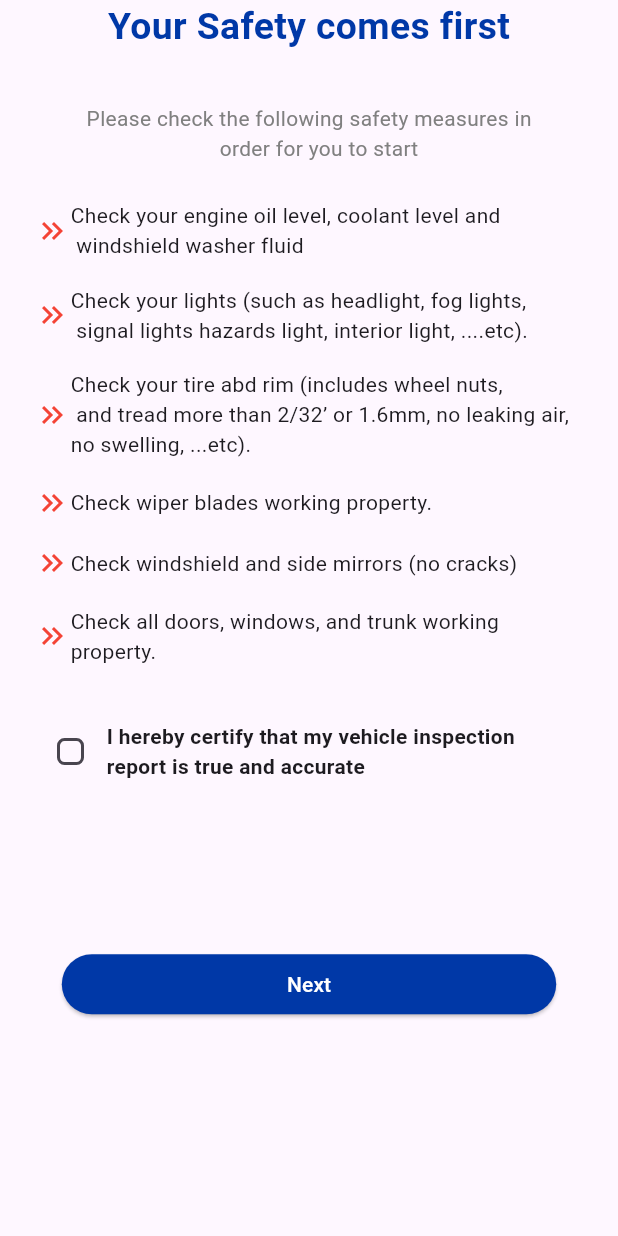
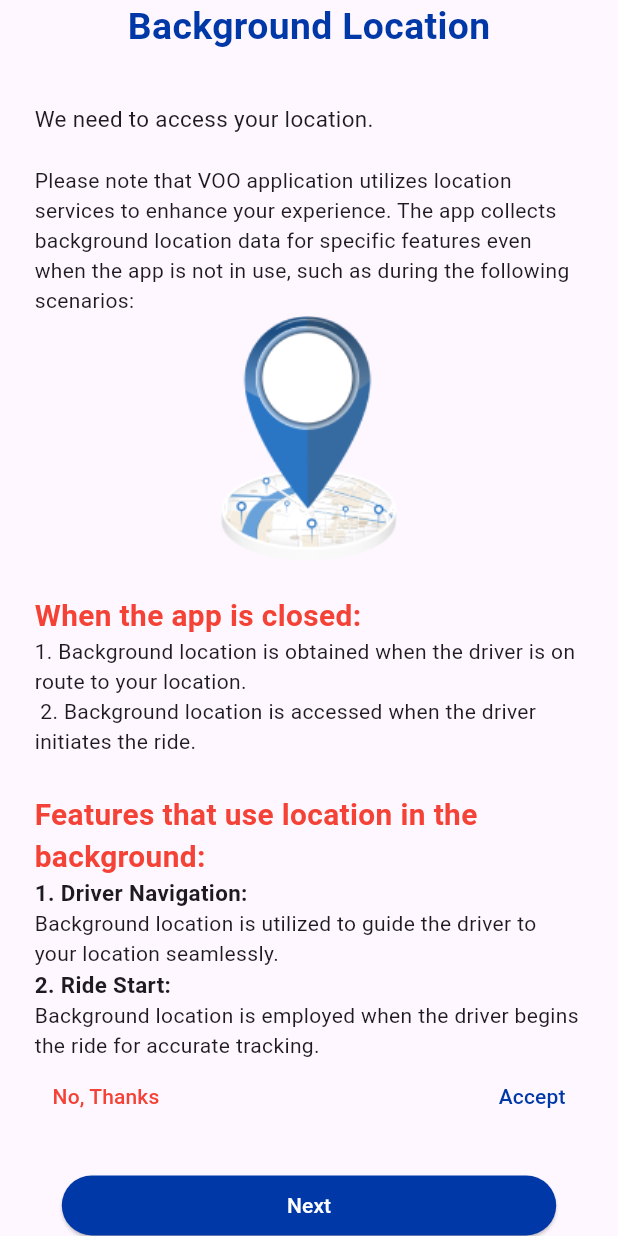
Before and after one commit to michaelSameh111/voo_app, a Flutter app: the screen it shows after launch, on a phone screen of 412 x 824 dp. Run offline on Flutter 3.47's test engine with Material 3 defaults, Android fonts, the phone set to English and light mode, and no system bars; our stand-ins replace dotted_border, dropdown_button2, flutter_sizer, pinput; missing offline and left inert: dart:ffi.

Commit message:
till enable location access screen

```diff
--- a/lib/main.dart
+++ b/lib/main.dart
@@ -17,7 +17,7 @@ import 'package:voo_app/view/pages/check_info_screen.dart';
 import 'package:voo_app/view/pages/get_your_code_screen.dart';
 import 'package:voo_app/view/pages/splash_screen.dart';
 import 'package:voo_app/view/pages/splash_screen.dart';
-
+import 'view/pages/background_location_screen.dart';
 import 'view/pages/your_safety_come_first_screen.dart';
 
 
@@ -33,7 +33,7 @@ class MyApp extends StatelessWidget {
     return FlutterSizer(
       builder: (BuildContext, Orientation, ScreenType) {
         return MaterialApp(
-          home: YourSafetyComeFirstScreen(),
+          home: BackgroundLocationScreen(),
           debugShowCheckedModeBanner: false,
         );
       },
--- /dev/null
+++ b/lib/view/pages/background_location_screen.dart
@@ -0,0 +1,110 @@
+import 'package:flutter/material.dart';
+import 'package:flutter_sizer/flutter_sizer.dart';
+import 'package:voo_app/view/pages/enable_location_access_screen.dart';
+import 'package:voo_app/view/widgets/main_elevated_button.dart';
+
+class BackgroundLocationScreen extends StatelessWidget {
+  @override
+  Widget build(BuildContext context) {
+    return Scaffold(
+      body: SingleChildScrollView(
+        child: SafeArea(
+          child: Center(
+            child: Padding(
+              padding: EdgeInsets.symmetric(horizontal: 23),
+              child: Column(
+                crossAxisAlignment: CrossAxisAlignment.stretch,
+                children: [
+                  Center(
+                    child: Text(
+                      'Background Location',
+                      style: TextStyle(
+                          fontSize: 25.dp,
+                          fontWeight: FontWeight.bold,
+                          color: Color(0xff0038A7)),
+                    ),
+                  ),
+                  SizedBox(
+                    height: 4.h,
+                  ),
+                  Text(
+                    'We need to access your location.',
+                    style: TextStyle(fontSize: 15.dp),
+                  ),
+                  SizedBox(
+                    height: 2.5.h,
+                  ),
+                  Text('Please note that VOO application utilizes location '
+                      'services to enhance your experience. '
+                      'The app collects background location data for'
+                      ' specific features even when the app is not in use,'
+                      ' such as during the following scenarios:'),
+                  Center(
+                      child: Image(
+                          image: AssetImage(
+                              'assets/images/background_location_image.png'))),
+                  SizedBox(
+                    height: 2.5.h,
+                  ),
+                  Text(
+                    'When the app is closed:',
+                    style: TextStyle(
+                        fontSize: 20.dp,
+                        fontWeight: FontWeight.bold,
+                        color: Colors.red),
+                  ),
+                  Text('1. Background location is obtained when the driver is'
+                      ' on route to your location.\n '
+                      '2. Background location is accessed when the driver '
+                      'initiates the ride.'),
+                  SizedBox(
+                    height: 3.h,
+                  ),
+                  Text(
+                    'Features that use location in the background:',
+                    style: TextStyle(
+                        fontSize: 20.dp,
+                        fontWeight: FontWeight.bold,
+                        color: Colors.red),
+                  ),
+                  Text(
+                    '1. Driver Navigation:',
+                    style:
+                        TextStyle(fontWeight: FontWeight.bold, fontSize: 15.dp),
+                  ),
+                  Text('Background location is utilized to guide the driver'
+                      ' to your location seamlessly.'),
+                  Text(
+                    '2. Ride Start:',
+                    style:
+                    TextStyle(fontWeight: FontWeight.bold, fontSize: 15.dp),
+                  ),
+                  Text('Background location is employed when the driver '
+                      'begins the ride for accurate tracking.'),
+                  Row(
+                    children: [
+                      TextButton(onPressed: (){},
+                          child: Text('No, Thanks',
+                            style: TextStyle(color: Colors.red),)),
+                      Spacer(),
+                      TextButton(onPressed: (){},
+                          child: Text('Accept',
+                            style: TextStyle(color: Color(0xff0038A7)),)),
+                    ],
+                  ),
+                  SizedBox(height: 3.h,),
+                  Center(
+                    child: MainElevatedButton(nextScreen: EnableLocationAccessScreen(),
+                        text: 'Next',
+                        backgroundColor: Color(0xff0038A7)),
+                  ),
+                  SizedBox(height: 3.h,),
+                ],
+              ),
+            ),
+          ),
+        ),
+      ),
+    );
+  }
+}
--- /dev/null
+++ b/lib/view/pages/enable_location_access_screen.dart
@@ -0,0 +1,36 @@
+import 'package:flutter/material.dart';
+import 'package:flutter_sizer/flutter_sizer.dart';
+
+class EnableLocationAccessScreen extends StatelessWidget {
+  @override
+  Widget build(BuildContext context) {
+    return Scaffold(
+      body: SingleChildScrollView(
+        child: SafeArea(
+          child: Center(
+            child: Padding(
+              padding: EdgeInsets.symmetric(horizontal: 23),
+              child: Column(
+                crossAxisAlignment: CrossAxisAlignment.stretch,
+                children: [
+                  Image(
+                      image: AssetImage(
+                          'assets/images/enable_location_access_image.png')),
+                  Center(
+                    child: Text(
+                      'Enable Location Access',
+                      style: TextStyle(
+                          fontSize: 25.dp,
+                          fontWeight: FontWeight.bold,
+                          color: const Color(0xff0038A7)),
+                    ),
+                  ),
+                ],
+              ),
+            ),
+          ),
+        ),
+      ),
+    );
+  }
+}
--- a/lib/view/pages/your_safety_come_first_screen.dart
+++ b/lib/view/pages/your_safety_come_first_screen.dart
@@ -21,7 +21,7 @@ class _YourSafetyComeFirstScreenState extends State<YourSafetyComeFirstScreen> {
             child: Padding(
               padding: EdgeInsets.symmetric(horizontal: 23),
               child: Column(
-                crossAxisAlignment: CrossAxisAlignment.start,
+                crossAxisAlignment: CrossAxisAlignment.stretch,
                 children: [
                   Center(
                     child: Text(
```
Also changed, not shown: assets/images/background_location_image.png (added), assets/images/enable_location_access_image.png (added).
